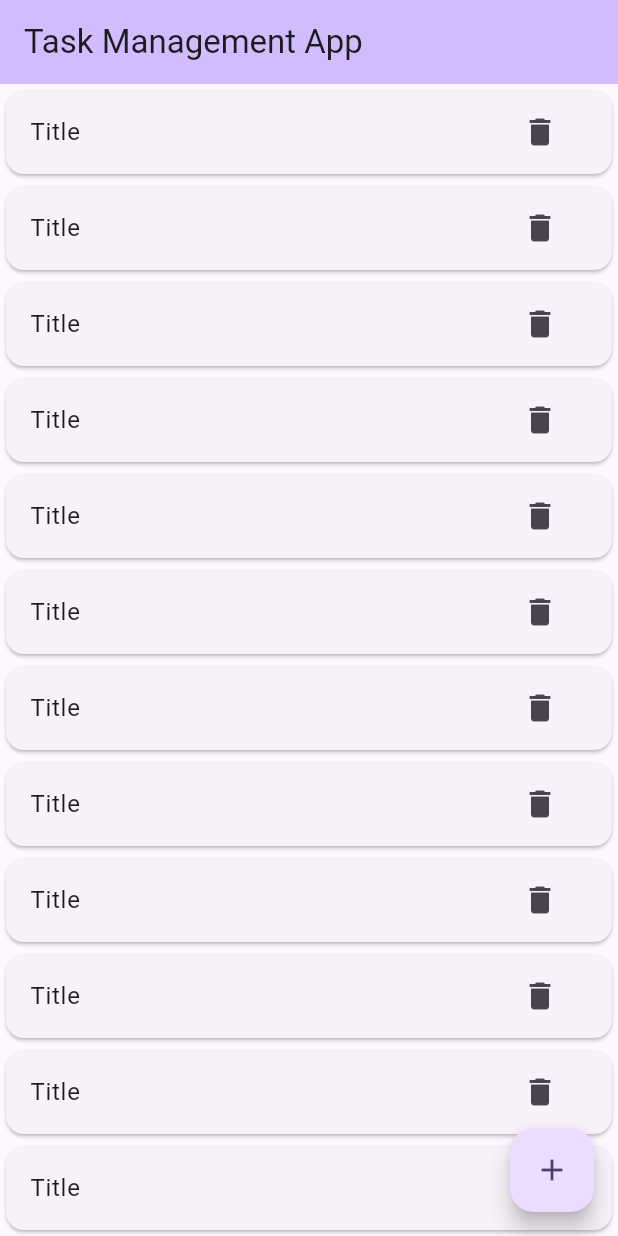
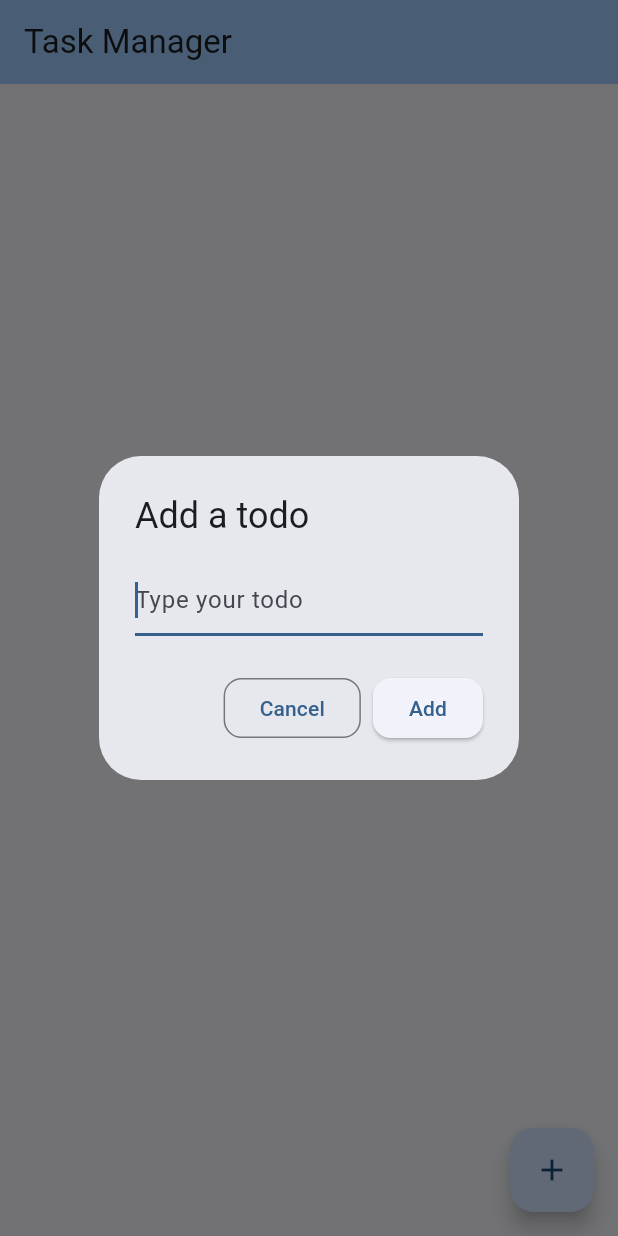
Before and after one commit to dartlord007/taskappProvider, a Flutter app: the screen it shows after launch, after a tap on the "add" icon, on a phone screen of 412 x 824 dp. Run offline on Flutter 3.47's test engine with Material 3 defaults, Android fonts, the light colour scheme and no system bars.

Commit message:
provider fix

```diff
--- /dev/null
+++ b/devtools_options.yaml
@@ -0,0 +1 @@
+extensions:
--- /dev/null
+++ b/lib/homePage.dart
@@ -0,0 +1,12 @@
+import 'package:flutter/material.dart';
+import 'package:todoprovstate_v1/todoItem.dart';
+
+class HomePage extends StatelessWidget {
+  const HomePage({super.key});
+
+  @override
+  Widget build(BuildContext context) {
+    return TodoItem();
+  }
+
+}
--- a/lib/main.dart
+++ b/lib/main.dart
@@ -1,5 +1,8 @@
 import 'package:flutter/material.dart';
+import 'package:provider/provider.dart';
+import 'package:todoprovstate_v1/HomePage.dart';
 import 'package:todoprovstate_v1/todoItem.dart';
+import 'package:todoprovstate_v1/taskProvider.dart';
 
 void main() {
   runApp(const MyApp());
@@ -11,13 +14,16 @@ class MyApp extends StatelessWidget {
   // This widget is the root of your application.
   @override
   Widget build(BuildContext context) {
-    return MaterialApp(
-      title: 'Flutter Demo',
-      theme: ThemeData(
-        colorScheme: ColorScheme.fromSeed(seedColor: Colors.deepPurple),
-        useMaterial3: true,
+    return ChangeNotifierProvider(
+      create: (context) => taskProvider(), //either use arrow function or {return taskProvider()}.
+      child: MaterialApp(
+        title: 'Flutter Demo',
+        theme: ThemeData(
+          colorScheme: ColorScheme.fromSeed(seedColor: Colors.blue),
+          useMaterial3: true,
+        ),
+        home: const MyHomePage(title: 'Task Manager'),
       ),
-      home: const MyHomePage(title: 'Task Management App'),
     );
   }
 }
@@ -33,7 +39,52 @@ class MyHomePage extends StatefulWidget {
 class _MyHomePageState extends State<MyHomePage> {
 
 
+final TextEditingController _textFieldController = TextEditingController();
 
+  var appstate;
+
+Future<void> _displayDialog() async {
+    return showDialog<void>(
+      context: context,
+      barrierDismissible: false,
+      builder: (BuildContext context) {
+        // var appState = context.watch<taskProvider>();
+        return AlertDialog(
+          title: const Text('Add a todo'),
+          content: TextField(
+            controller: _textFieldController,
+            decoration: const InputDecoration(hintText: 'Type your todo'),
+            autofocus: true,
+          ),
+          actions: <Widget>[
+            OutlinedButton(
+              style: OutlinedButton.styleFrom(
+                shape: RoundedRectangleBorder(
+                  borderRadius: BorderRadius.circular(12),
+                ),
+              ),
+              onPressed: () {
+                Navigator.of(context).pop();
+              },
+              child: const Text('Cancel'),
+            ),
+            ElevatedButton(
+              style: ElevatedButton.styleFrom(
+                shape: RoundedRectangleBorder(
+                  borderRadius: BorderRadius.circular(12),
+                ),
+              ),
+              onPressed: () {
+                Navigator.of(context).pop();
+                appstate._addTodoItem(_textFieldController.text);
+              },
+              child: const Text('Add'),
+            ),
+          ],
+        );
+      },
+    );
+  }
 
   @override
   Widget build(BuildContext context) {
@@ -42,12 +93,13 @@ class _MyHomePageState extends State<MyHomePage> {
         backgroundColor: Theme.of(context).colorScheme.inversePrimary,
         title: Text(widget.title),
       ),
-       body: TodoItem(),
+       body: const HomePage(),
       floatingActionButton: FloatingActionButton(
-        onPressed: (){},
+        onPressed: (){_displayDialog();},
         tooltip: 'Increment',
         child: const Icon(Icons.add),
       ),
     );
   }
+
 }
--- /dev/null
+++ b/lib/taskProvider.dart
@@ -0,0 +1,18 @@
+
+import 'package:flutter/material.dart';
+import 'package:todoprovstate_v1/todoModel.dart';
+
+class taskProvider extends ChangeNotifier{
+
+  var todos = <TodoModel>[];
+
+  late TextEditingController _textFieldController;
+
+  void _addTodoItem(String addTitle, String addDescription,) {
+
+      todos.add(TodoModel(completed: false, title: addTitle, description: addDescription));
+
+    _textFieldController.clear();
+  }
+
+}
--- a/lib/todoItem.dart
+++ b/lib/todoItem.dart
@@ -1,17 +1,21 @@
 import 'package:flutter/material.dart';
+import 'package:provider/provider.dart';
+import 'package:todoprovstate_v1/taskProvider.dart';
 
 class TodoItem extends StatelessWidget {
   const TodoItem({super.key});
 
   @override
   Widget build(BuildContext context) {
+    var appState = Provider.of<taskProvider>(context);
     return ListView.builder(
-      itemBuilder: (BuildContext context, int index) {
+      itemCount: appState.todos.length,
+      itemBuilder: (context, value) {
         return Card(
         child: ListTile(
           title: Text("Title"),
           trailing: IconButton(
-            onPressed: () { },
+            onPressed: () {},
             icon: Icon(Icons.delete),),
         ),
       );
--- a/pubspec.yaml
+++ b/pubspec.yaml
@@ -35,6 +35,7 @@ dependencies:
   # The following adds the Cupertino Icons font to your application.
   # Use with the CupertinoIcons class for iOS style icons.
   cupertino_icons: ^1.0.2
+  provider: ^6.1.1
 
 dev_dependencies:
   flutter_test:
```
Also changed, not shown: pubspec.lock.
